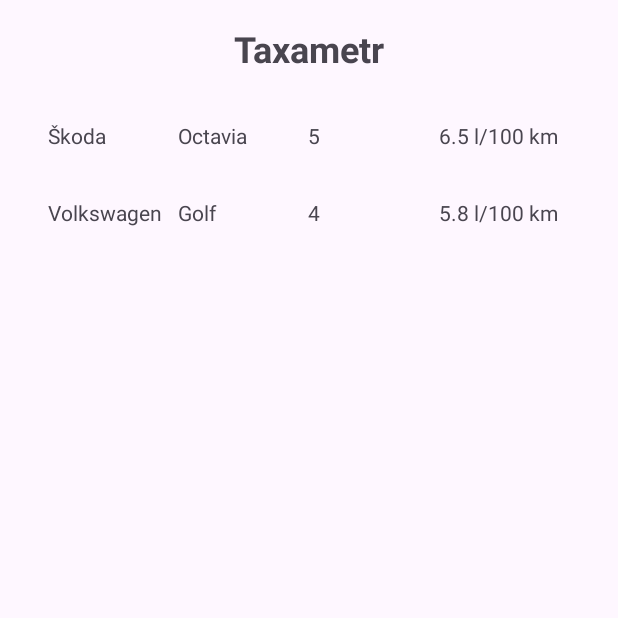
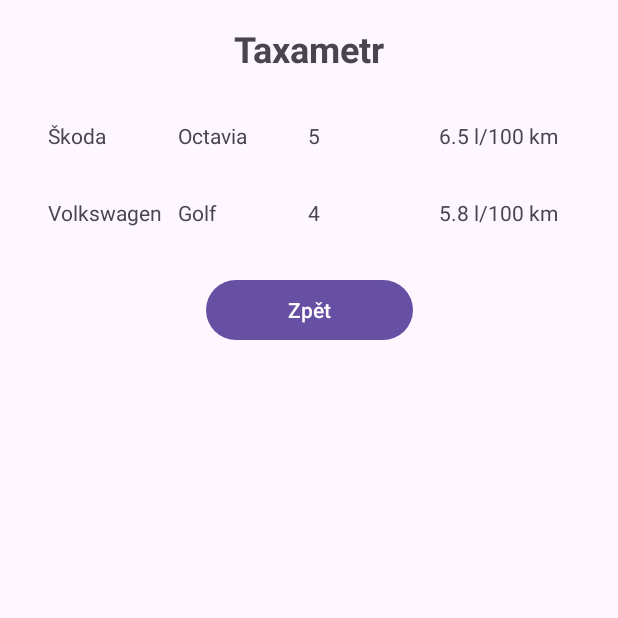
Before and after one commit to Palkitch/BMTA_Palka_Kodytek, an Android app: the screen it shows after launch (MainActivity), after a tap on "Auta", on a phone screen of 412 x 824 dp, the top half of it. Run offline under Robolectric (Android 15) with nearby library versions, the phone set to English and light mode, and no system bars.

Commit message:
Add btn zpet v Cars

```diff
--- a/app/src/main/java/com/example/bmta_palka_kodytek/MainActivity.kt
+++ b/app/src/main/java/com/example/bmta_palka_kodytek/MainActivity.kt
@@ -1,11 +1,12 @@
 package com.example.bmta_palka_kodytek
 
+import android.annotation.SuppressLint
 import android.os.Bundle
 import android.view.MenuItem
 import android.widget.Button
 import androidx.appcompat.app.AppCompatActivity
-import androidx.core.app.NavUtils
 import androidx.fragment.app.FragmentTransaction
+import com.example.bmta_palka_kodytek.recycler_view.CarListFragment
 
 class MainActivity : AppCompatActivity() {
 
@@ -13,6 +14,7 @@ class MainActivity : AppCompatActivity() {
     private lateinit var buttonCars: Button
     private lateinit var buttonExit: Button
     private lateinit var carListFragment: CarListFragment
+    private var btnBackToMain: Button? = null
 
     /*
     *   TODO:
@@ -29,17 +31,20 @@ class MainActivity : AppCompatActivity() {
         buttonCars = findViewById(R.id.buttonCars)
         buttonExit = findViewById(R.id.buttonExit)
 
+        btnBackToMain = carListFragment.view?.findViewById(R.id.btnBackToMain)
+        btnBackToMain?.setOnClickListener {
+            supportFragmentManager.popBackStack()
+            onOptionsItemSelected(findViewById(android.R.id.home))
+        }
+
         buttonCalculate.setOnClickListener {
-
         }
 
         buttonCars.setOnClickListener {
-            buttonCalculate.visibility = Button.GONE
-            buttonCars.visibility = Button.GONE
-            buttonExit.visibility = Button.GONE
+            showButtons(false)
 
             supportFragmentManager.beginTransaction()
-                .replace(R.id.container, CarListFragment())
+                .replace(R.id.container, carListFragment)
                 .addToBackStack(null)
                 .setTransition(FragmentTransaction.TRANSIT_FRAGMENT_OPEN)
                 .commit()
@@ -56,25 +61,15 @@ class MainActivity : AppCompatActivity() {
         when (item.itemId) {
             android.R.id.home -> {
                 if (supportFragmentManager.findFragmentById(R.id.container) != carListFragment) {
-                    // Skryj tlačítka
-                    buttonCalculate.visibility = Button.GONE
-                    buttonCars.visibility = Button.GONE
-                    buttonExit.visibility = Button.GONE
+                    showButtons(false)
 
                     supportFragmentManager.beginTransaction()
                         .replace(R.id.container, carListFragment)
                         .addToBackStack(null)
                         .setTransition(FragmentTransaction.TRANSIT_FRAGMENT_OPEN)
                         .commit()
-
-                    supportActionBar?.setDisplayHomeAsUpEnabled(true)
                 } else {
-                    // Zobraz tlačítka a skryj tlačítko zpět
-                    buttonCalculate.visibility = Button.VISIBLE
-                    buttonCars.visibility = Button.VISIBLE
-                    buttonExit.visibility = Button.VISIBLE
-                    supportActionBar?.setDisplayHomeAsUpEnabled(false)
-
+                    showButtons(true)
                     supportFragmentManager.popBackStack()
                 }
                 return true
@@ -83,4 +78,17 @@ class MainActivity : AppCompatActivity() {
         return super.onOptionsItemSelected(item)
     }
 
+    fun showButtons(switch: Boolean) {
+        if (switch) {
+            buttonCalculate.visibility = Button.VISIBLE
+            buttonCars.visibility = Button.VISIBLE
+            buttonExit.visibility = Button.VISIBLE
+        } else {
+            buttonCalculate.visibility = Button.GONE
+            buttonCars.visibility = Button.GONE
+            buttonExit.visibility = Button.GONE
+        }
+
+    }
+
 }
--- a/app/src/main/java/com/example/bmta_palka_kodytek/objects/Car.kt
+++ b/app/src/main/java/com/example/bmta_palka_kodytek/objects/Car.kt
@@ -1,4 +1,3 @@
-// Soubor: Auto.kt
 package com.example.bmta_palka_kodytek.objects
 
 class Car {
--- a/app/src/main/java/com/example/bmta_palka_kodytek/CarListFragment.kt
+++ b/app/src/main/java/com/example/bmta_palka_kodytek/recycler_view/CarListFragment.kt
@@ -1,25 +1,33 @@
-// ve třídě CarListFragment
-package com.example.bmta_palka_kodytek
+package com.example.bmta_palka_kodytek.recycler_view
 
 import android.os.Bundle
 import android.view.LayoutInflater
-import android.view.MenuItem
 import android.view.View
 import android.view.ViewGroup
-import androidx.appcompat.app.AppCompatActivity
+import android.widget.Button
 import androidx.fragment.app.Fragment
 import androidx.recyclerview.widget.LinearLayoutManager
 import androidx.recyclerview.widget.RecyclerView
+import com.example.bmta_palka_kodytek.MainActivity
+import com.example.bmta_palka_kodytek.R
 import com.example.bmta_palka_kodytek.objects.Car
-import com.example.bmta_palka_kodytek.objects.CarAdapter
 
 class CarListFragment : Fragment() {
+
+    private lateinit var btnBackToMain: Button
 
     override fun onCreateView(
         inflater: LayoutInflater, container: ViewGroup?,
         savedInstanceState: Bundle?
     ): View? {
-        return inflater.inflate(R.layout.cars, container, false)
+        val view = inflater.inflate(R.layout.cars, container, false)
+
+        btnBackToMain = view.findViewById(R.id.btnBackToMain)
+        btnBackToMain.setOnClickListener {
+            parentFragmentManager.popBackStack()
+            (activity as? MainActivity)?.showButtons(true)
+        }
+        return view
     }
 
     override fun onViewCreated(view: View, savedInstanceState: Bundle?) {
@@ -48,6 +56,7 @@ class CarListFragment : Fragment() {
         val adapter = CarAdapter(autos)
         recyclerView.adapter = adapter
 
+        /*
         // Přidáme tlačítko zpět do ActionBaru
         val actionBar = (requireActivity() as AppCompatActivity).supportActionBar
         actionBar?.setDisplayHomeAsUpEnabled(true)
@@ -55,9 +64,9 @@ class CarListFragment : Fragment() {
         // Nastavíme listener pro tlačítko zpět
         actionBar?.setHomeAsUpIndicator(com.google.android.material.R.drawable.ic_arrow_back_black_24) // Zde můžete změnit na svou ikonu
         actionBar?.setHomeButtonEnabled(true)
-        actionBar?.setDisplayHomeAsUpEnabled(true)
+        actionBar?.setDisplayHomeAsUpEnabled(true)*/
     }
-
+    /*
     override fun onOptionsItemSelected(item: MenuItem): Boolean {
         when (item.itemId) {
             android.R.id.home -> {
@@ -66,5 +75,5 @@ class CarListFragment : Fragment() {
             }
         }
         return super.onOptionsItemSelected(item)
-    }
+    }*/
 }
--- a/app/src/main/res/layout/cars.xml
+++ b/app/src/main/res/layout/cars.xml
@@ -1,11 +1,28 @@
 <?xml version="1.0" encoding="utf-8"?>
 <androidx.constraintlayout.widget.ConstraintLayout xmlns:android="http://schemas.android.com/apk/res/android"
+    xmlns:app="http://schemas.android.com/apk/res-auto"
+    xmlns:tools="http://schemas.android.com/tools"
     android:layout_width="match_parent"
     android:layout_height="match_parent">
 
     <androidx.recyclerview.widget.RecyclerView
         android:id="@+id/recyclerView"
         android:layout_width="match_parent"
-        android:layout_height="match_parent"/>
+        android:layout_height="wrap_content"
+        app:layout_constraintBottom_toBottomOf="parent"
+        app:layout_constraintTop_toTopOf="parent"
+        app:layout_constraintVertical_bias="0.0"
+        tools:layout_editor_absoluteX="16dp" />
+
+    <Button
+        android:id="@+id/btnBackToMain"
+        android:layout_width="138dp"
+        android:layout_height="48dp"
+        android:layout_marginTop="15dp"
+        android:text="@string/btnBackToMainText"
+        app:layout_constraintEnd_toEndOf="parent"
+        app:layout_constraintStart_toStartOf="parent"
+        app:layout_constraintTop_toBottomOf="@+id/recyclerView"
+        tools:ignore="VisualLintBounds" />
 
 </androidx.constraintlayout.widget.ConstraintLayout>
--- a/app/src/main/res/values/strings.xml
+++ b/app/src/main/res/values/strings.xml
@@ -1,3 +1,4 @@
 <resources>
     <string name="app_name">BMTA_Palka_Kodytek</string>
+    <string name="btnBackToMainText">Zpět</string>
 </resources>
--- a/build.gradle.kts
+++ b/build.gradle.kts
@@ -1,5 +1,5 @@
 // Top-level build file where you can add configuration options common to all sub-projects/modules.
 plugins {
-    id("com.android.application") version "8.1.2" apply false
+    id("com.android.application") version "8.1.4" apply false
     id("org.jetbrains.kotlin.android") version "1.9.0" apply false
 }
```
Also changed, not shown: app/src/main/java/com/example/bmta_palka_kodytek/recycler_view/CarAdapter.kt (renamed from app/src/main/java/com/example/bmta_palka_kodytek/CarAdapter.kt, +5 -2 lines), 2 other files.
